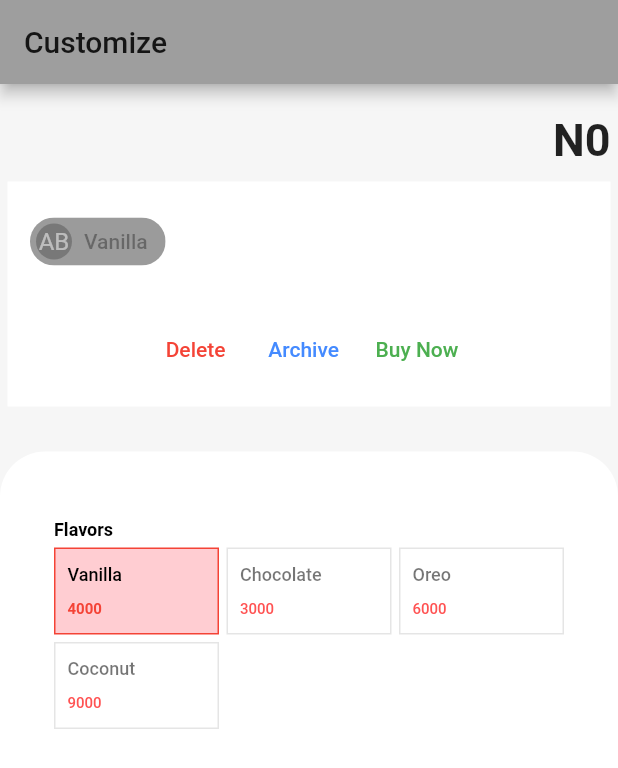
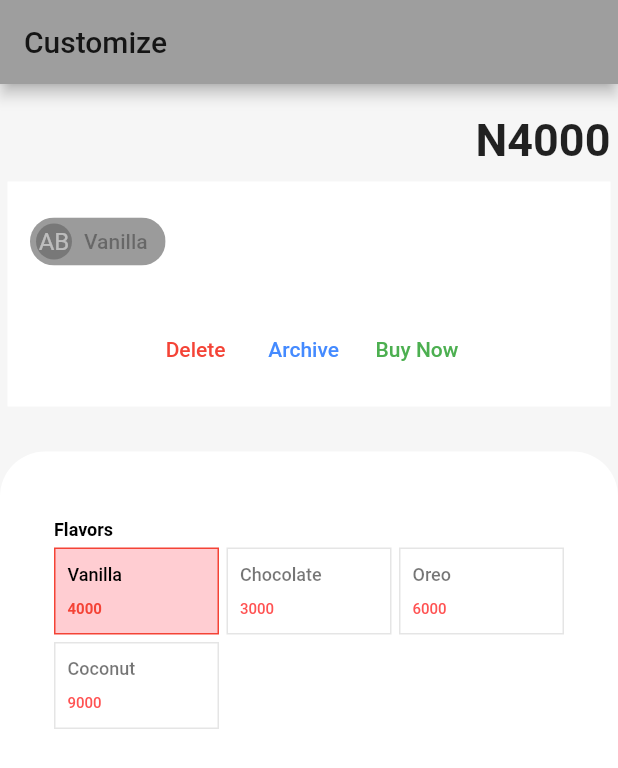
Before and after one commit to mujeex/flutter_fluffy, a Flutter app: the screen it shows after launch, after a tap on "Vanilla", on a phone screen of 412 x 824 dp. Shown: the top 768 px of the screen. Run offline on Flutter 3.47's test engine with Material 2 defaults, Android fonts, the phone set to English and light mode, and no system bars.

```diff
--- a/lib/providers/combo_list.dart
+++ b/lib/providers/combo_list.dart
@@ -34,6 +34,12 @@ class ComboList with ChangeNotifier{
   }
 
 
+  int calculateComboPrice(){
+
+    if(_comboList.length == 0) return 0;
+    return  _comboList.map((item)=>item.price).reduce((accumulator,currentValue)=>accumulator+currentValue);
+
+  }
 
 
 
--- a/lib/utility/widget_generator.dart
+++ b/lib/utility/widget_generator.dart
@@ -39,8 +39,7 @@ List<SelectionItem> generateSelectionItemWidgets(List<SelectionModel> selectionO
               print('has no item, hence, add');
             }
 
-            //Todo: Place the calculate comboPrice func into the comboList
-//            comboPrice.calculateComboPrice(context);
+            comboListProvider.calculateComboPrice();
 
           },
         )
--- a/lib/widgets/combo_panel.dart
+++ b/lib/widgets/combo_panel.dart
@@ -1,12 +1,13 @@
 import 'package:flutter/material.dart';
+import 'package:flutter_fluffy/providers/combo_list.dart';
 import 'package:flutter_fluffy/widgets/combo_row.dart';
-import 'package:flutter_fluffy/providers/comboPrice.dart';
+import 'package:flutter_fluffy/providers/combo_list.dart';
 import 'package:provider/provider.dart';
 
 class ComboPanel extends StatelessWidget {
   @override
   Widget build(BuildContext context) {
-    return Consumer<ComboPrice>(builder: (context, comboPrice, child) {
+    return Consumer<ComboList>(builder: (context, comboList, child) {
       return Container(
         padding: EdgeInsets.symmetric(horizontal: 5, vertical: 10),
         alignment: AlignmentDirectional.topEnd,
@@ -15,7 +16,8 @@ class ComboPanel extends StatelessWidget {
           crossAxisAlignment: CrossAxisAlignment.end,
             children: <Widget>[
           Text(
-            'N${comboPrice.comboPrice.toString()}',
+            //this calculates nothing at the beginning of project.
+            'N${comboList.calculateComboPrice().toString()}',
             style: TextStyle(fontSize: 30, fontWeight: FontWeight.bold),
           ),
           CombosRow(),
```
